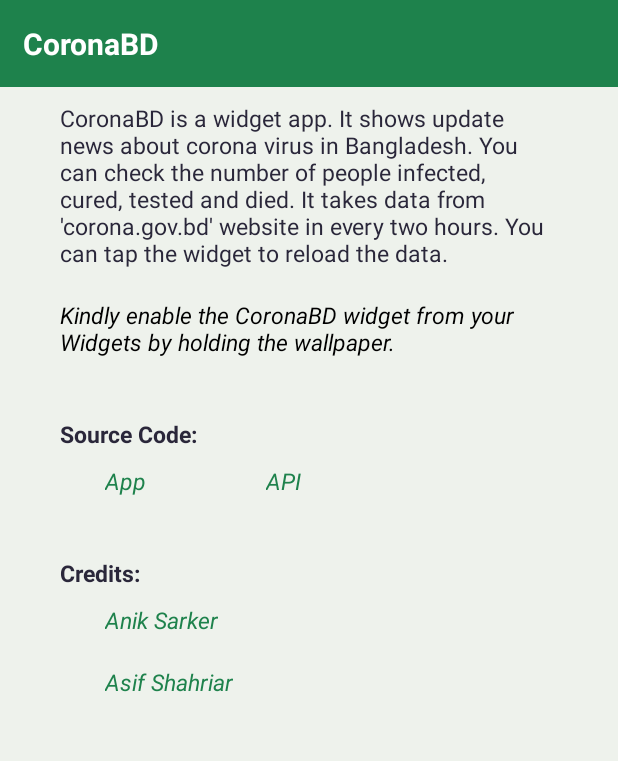
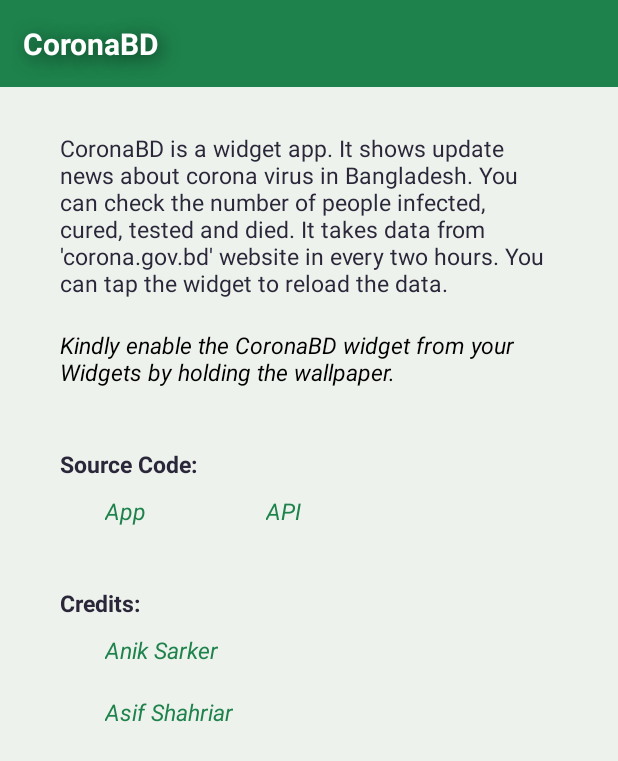
Before and after one commit to sarkerjr/Coronavirus-Updates-Bangladesh, an Android app: the screen it shows after launch (MainActivity), on a phone screen of 412 x 824 dp. Shown: the top 761 px of the screen. Run offline under Robolectric (Android 15) with nearby library versions, the phone set to English and light mode, and no system bars.

Commit message:
MainActivity text manipulation

```diff
--- a/app/src/main/res/layout/activity_main.xml
+++ b/app/src/main/res/layout/activity_main.xml
@@ -27,6 +27,10 @@
         android:textSize="20sp"
         android:textStyle="bold"
         android:background="#1e824c"
+        android:shadowColor="#98000000"
+        android:shadowDx="4"
+        android:shadowDy="4"
+        android:shadowRadius="15"
         />
     <TextView
         android:layout_width="wrap_content"
@@ -37,6 +41,7 @@
         android:layout_marginRight="30dp"
         android:textSize="15sp"
         android:padding="10dp"
+        android:layout_marginTop="20dp"
         />
         <TextView
             android:layout_width="wrap_content"
--- a/app/src/main/res/layout/appwidget.xml
+++ b/app/src/main/res/layout/appwidget.xml
@@ -4,7 +4,8 @@
     android:layout_height="match_parent"
     android:background="#09C"
     android:backgroundTint="@android:color/transparent"
-    android:orientation="vertical">
+    android:orientation="vertical"
+    >
 
     <ProgressBar
         android:id="@+id/loadingIndicator"
```
